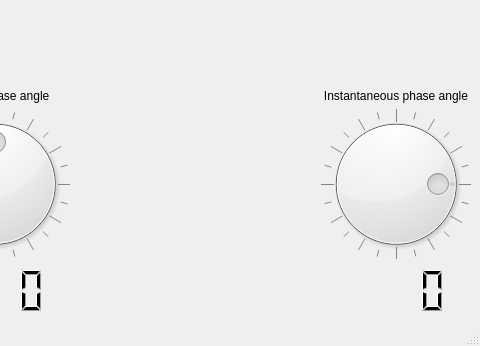
lucvandort/PowerPlots, file powerplots.ui: the form before one commit; both pictures show x 557 to 1037 and y 514 to 860 of the 1037 by 860 pixel window.
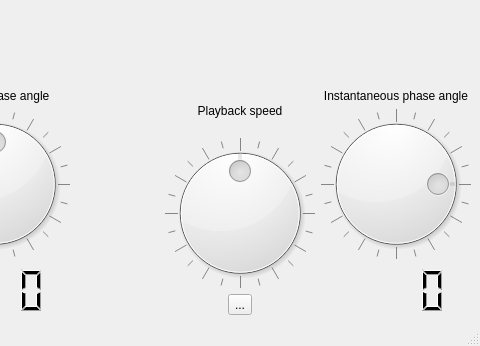
The form after the commit. Custom widgets are drawn as their Qt base class.

Commit message: beginnetje aan automatisch afspelen

The edit to the form file:
```diff
--- a/powerplots.ui
+++ b/powerplots.ui
@@ -322,6 +322,56 @@
         </property>
        </spacer>
       </item>
+      <item>
+       <layout class="QVBoxLayout" name="verticalLayout_8">
+        <item>
+         <widget class="QLabel" name="label_6">
+          <property name="text">
+           <string>Playback speed</string>
+          </property>
+          <property name="alignment">
+           <set>Qt::AlignCenter</set>
+          </property>
+         </widget>
+        </item>
+        <item>
+         <widget class="QDial" name="playback_speed">
+          <property name="minimumSize">
+           <size>
+            <width>150</width>
+            <height>150</height>
+           </size>
+          </property>
+          <property name="minimum">
+           <number>-180</number>
+          </property>
+          <property name="maximum">
+           <number>180</number>
+          </property>
+          <property name="wrapping">
+           <bool>true</bool>
+          </property>
+          <property name="notchTarget">
+           <double>15.000000000000000</double>
+          </property>
+          <property name="notchesVisible">
+           <bool>true</bool>
+          </property>
+         </widget>
+        </item>
+        <item>
+         <layout class="QHBoxLayout" name="horizontalLayout">
+          <item>
+           <widget class="QToolButton" name="toolButton">
+            <property name="text">
+             <string>...</string>
+            </property>
+           </widget>
+          </item>
+         </layout>
+        </item>
+       </layout>
+      </item>
       <item>
        <layout class="QVBoxLayout" name="verticalLayout_7">
         <item>
```
Left out of the diff: 2 changed lines with no effect on the pictures.
